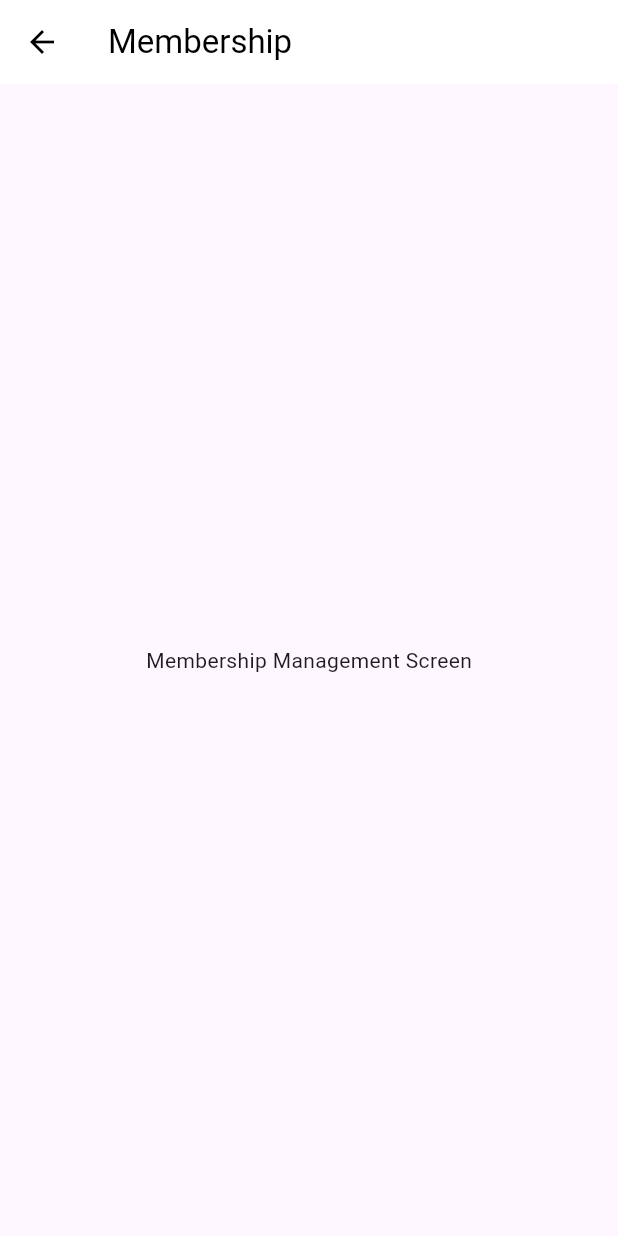
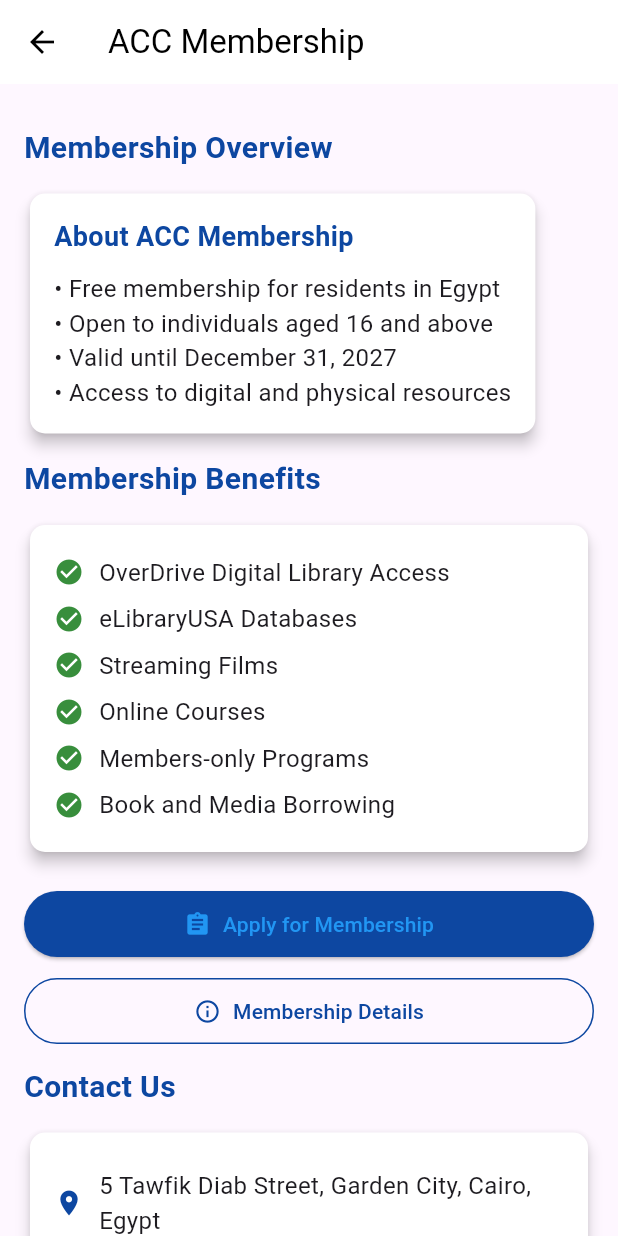
Before and after one commit to M0hamed-Eid/eventify, a Flutter app: the MembershipScreen screen opened directly, on a phone screen of 412 x 824 dp. Run offline on Flutter 3.47's test engine with Material 3 defaults, Android fonts, the phone set to English and light mode, and no system bars; our stand-ins replace cached_network_image, cloud_firestore, firebase_auth, firebase_core, firebase_messaging, firebase_storage and 15 more; accounts and stored records are empty; network calls fail.

Commit message:
feat: Implement ACC Membership screen
Adds a new screen for ACC Membership information and
application. Includes links to the membership form and
details, and displays contact information. Also adds the
webview_flutter dependency.

```diff
--- /dev/null
+++ b/lib/screens/profile/membership_screen.dart
@@ -0,0 +1,377 @@
+import 'package:flutter/material.dart';
+import 'package:url_launcher/url_launcher.dart';
+import 'package:webview_flutter/webview_flutter.dart';
+
+class MembershipScreen extends StatefulWidget {
+  const MembershipScreen({super.key});
+
+  @override
+  _MembershipScreenState createState() => _MembershipScreenState();
+}
+
+class _MembershipScreenState extends State<MembershipScreen> {
+  // Membership URLs
+  final String membershipInfoUrl = 'https://eg.usembassy.gov/education/american-spaces/';
+  final String membershipFormUrl = 'https://docs.google.com/forms/d/e/1FAIpQLSeoSXplrCmySpzAKyJHDAasyPUsr_l1Q6G0BqxzCgITKPTegw/viewform';
+
+  @override
+  Widget build(BuildContext context) {
+    return Scaffold(
+      appBar: AppBar(
+        title: const Text('ACC Membership'),
+      ),
+      body: SingleChildScrollView(
+        padding: const EdgeInsets.all(16.0),
+        child: Column(
+          crossAxisAlignment: CrossAxisAlignment.start,
+          children: [
+            // Membership Overview
+            _buildSectionTitle('Membership Overview'),
+            _buildInfoCard(),
+
+            // Membership Benefits
+            _buildSectionTitle('Membership Benefits'),
+            _buildBenefitsList(),
+
+            // Action Buttons
+            const SizedBox(height: 20),
+            _buildActionButtons(),
+
+            // Contact Information
+            _buildSectionTitle('Contact Us'),
+            _buildContactInfo(),
+          ],
+        ),
+      ),
+    );
+  }
+
+  Widget _buildSectionTitle(String title) {
+    return Padding(
+      padding: const EdgeInsets.symmetric(vertical: 12.0),
+      child: Text(
+        title,
+        style: TextStyle(
+          fontSize: 20,
+          fontWeight: FontWeight.bold,
+          color: Colors.blue[900],
+        ),
+      ),
+    );
+  }
+
+  Widget _buildInfoCard() {
+    return Card(
+      elevation: 4,
+      shape: RoundedRectangleBorder(
+        borderRadius: BorderRadius.circular(10),
+      ),
+      child: Padding(
+        padding: const EdgeInsets.all(16.0),
+        child: Column(
+          crossAxisAlignment: CrossAxisAlignment.start,
+          children: [
+            Text(
+              'About ACC Membership',
+              style: TextStyle(
+                fontSize: 18,
+                fontWeight: FontWeight.bold,
+                color: Colors.blue[900],
+              ),
+            ),
+            const SizedBox(height: 10),
+            const Text(
+              '• Free membership for residents in Egypt\n'
+                  '• Open to individuals aged 16 and above\n'
+                  '• Valid until December 31, 2027\n'
+                  '• Access to digital and physical resources',
+              style: TextStyle(fontSize: 16),
+            ),
+          ],
+        ),
+      ),
+    );
+  }
+
+  Widget _buildBenefitsList() {
+    return Card(
+      elevation: 4,
+      shape: RoundedRectangleBorder(
+        borderRadius: BorderRadius.circular(10),
+      ),
+      child: Padding(
+        padding: const EdgeInsets.all(16.0),
+        child: Column(
+          crossAxisAlignment: CrossAxisAlignment.start,
+          children: [
+            _buildBenefitItem('OverDrive Digital Library Access'),
+            _buildBenefitItem('eLibraryUSA Databases'),
+            _buildBenefitItem('Streaming Films'),
+            _buildBenefitItem('Online Courses'),
+            _buildBenefitItem('Members-only Programs'),
+            _buildBenefitItem('Book and Media Borrowing'),
+          ],
+        ),
+      ),
+    );
+  }
+
+  Widget _buildBenefitItem(String benefit) {
+    return Padding(
+      padding: const EdgeInsets.symmetric(vertical: 4.0),
+      child: Row(
+        children: [
+          Icon(Icons.check_circle, color: Colors.green[700], size: 20),
+          const SizedBox(width: 10),
+          Expanded(
+            child: Text(
+              benefit,
+              style: const TextStyle(fontSize: 16),
+            ),
+          ),
+        ],
+      ),
+    );
+  }
+
+  Widget _buildActionButtons() {
+    return Column(
+      crossAxisAlignment: CrossAxisAlignment.stretch,
+      children: [
+        ElevatedButton.icon(
+          icon: const Icon(Icons.assignment),
+          label: const Text('Apply for Membership'),
+          style: ElevatedButton.styleFrom(
+            backgroundColor: Colors.blue[900],
+            padding: const EdgeInsets.symmetric(vertical: 12),
+          ),
+          onPressed: () => _launchMembershipForm(),
+        ),
+        const SizedBox(height: 10),
+        OutlinedButton.icon(
+          icon: const Icon(Icons.info_outline),
+          label: const Text('Membership Details'),
+          style: OutlinedButton.styleFrom(
+            foregroundColor: Colors.blue[900],
+            side: BorderSide(color: Colors.blue[900]!),
+            padding: const EdgeInsets.symmetric(vertical: 12),
+          ),
+          onPressed: () => _launchMembershipInfo(),
+        ),
+      ],
+    );
+  }
+
+  Widget _buildContactInfo() {
+    return Card(
+      elevation: 4,
+      shape: RoundedRectangleBorder(
+        borderRadius: BorderRadius.circular(10),
+      ),
+      child: Padding(
+        padding: const EdgeInsets.all(16.0),
+        child: Column(
+          crossAxisAlignment: CrossAxisAlignment.start,
+          children: [
+            _buildContactRow(
+              Icons.location_on,
+              '5 Tawfik Diab Street, Garden City, Cairo, Egypt',
+            ),
+            _buildContactRow(
+              Icons.phone,
+              '(20-2) 2797-3133',
+            ),
+            _buildContactRow(
+              Icons.email,
+              'ACCairo@state.gov',
+            ),
+            _buildContactRow(
+              Icons.access_time,
+              'Monday-Thursday, 10:00 AM - 4:00 PM',
+            ),
+          ],
+        ),
+      ),
+    );
+  }
+
+  Widget _buildContactRow(IconData icon, String text) {
+    return Padding(
+      padding: const EdgeInsets.symmetric(vertical: 8.0),
+      child: Row(
+        children: [
+          Icon(icon, color: Colors.blue[900], size: 20),
+          const SizedBox(width: 10),
+          Expanded(
+            child: Text(
+              text,
+              style: const TextStyle(fontSize: 16),
+            ),
+          ),
+        ],
+      ),
+    );
+  }
+
+  Future<void> _launchMembershipForm() async {
+    try {
+      final Uri url = Uri.parse(membershipFormUrl);
+
+      // Check if the URL can be launched
+      if (await canLaunchUrl(url)) {
+        // Attempt to launch the URL
+        await launchUrl(
+          url,
+          mode: LaunchMode.externalApplication,
+        );
+      } else {
+        // If URL cannot be launched, show a detailed error
+        _showLaunchErrorDialog(
+          'Unable to open the membership form. The link may be invalid or your device cannot handle this type of URL.',
+        );
+      }
+    } catch (e) {
+      // Catch any unexpected errors during URL launching
+      _showLaunchErrorDialog(
+        'An unexpected error occurred: ${e.toString()}',
+      );
+    }
+  }
+
+  void _showLaunchErrorDialog(String message) {
+    showDialog(
+      context: context,
+      builder: (context) => AlertDialog(
+        title: const Text('Unable to Open Link'),
+        content: Text(message),
+        actions: [
+          TextButton(
+            onPressed: () => Navigator.of(context).pop(),
+            child: const Text('OK'),
+          ),
+          TextButton(
+            onPressed: () {
+              Navigator.of(context).pop();
+              _copyUrlToClipboard();
+            },
+            child: const Text('Copy Link'),
+          ),
+        ],
+      ),
+    );
+  }
+
+  void _copyUrlToClipboard() {
+    // Implement clipboard functionality
+    ScaffoldMessenger.of(context).showSnackBar(
+      SnackBar(
+        content: const Text('Membership form URL copied to clipboard'),
+        action: SnackBarAction(
+          label: 'Open',
+          onPressed: () {
+            // You can add a fallback method to open URL
+            _openUrlManually();
+          },
+        ),
+      ),
+    );
+  }
+
+  void _openUrlManually() {
+    // Fallback method to open URL manually
+    showDialog(
+      context: context,
+      builder: (context) => AlertDialog(
+        title: const Text('Open Membership Form'),
+        content: Text(membershipFormUrl),
+        actions: [
+          TextButton(
+            onPressed: () => Navigator.of(context).pop(),
+            child: const Text('Close'),
+          ),
+        ],
+      ),
+    );
+  }
+
+  void _launchMembershipInfo() async {
+    final Uri url = Uri.parse(membershipInfoUrl);
+    if (await canLaunchUrl(url)) {
+      await launchUrl(url, mode: LaunchMode.externalApplication);
+    } else {
+      _showErrorDialog('Could not launch membership information');
+    }
+  }
+
+  void _showErrorDialog(String message) {
+    showDialog(
+      context: context,
+      builder: (context) => AlertDialog(
+        title: const Text('Error'),
+        content: Text(message),
+        actions: [
+          TextButton(
+            onPressed: () => Navigator.of(context).pop(),
+            child: const Text('OK'),
+          ),
+        ],
+      ),
+    );
+  }
+}
+
+// Optional: Membership Form WebView for in-app experience
+class MembershipFormWebView extends StatefulWidget {
+  final String formUrl;
+
+  const MembershipFormWebView({
+    super.key,
+    required this.formUrl,
+  });
+
+  @override
+  _MembershipFormWebViewState createState() => _MembershipFormWebViewState();
+}
+
+class _MembershipFormWebViewState extends State<MembershipFormWebView> {
+  late WebViewController _controller;
+  bool _isLoading = true;
+
+  @override
+  void initState() {
+    super.initState();
+    _controller = WebViewController()
+      ..setJavaScriptMode(JavaScriptMode.unrestricted)
+      ..setNavigationDelegate(
+        NavigationDelegate(
+          onPageStarted: (String url) {
+            setState(() {
+              _isLoading = true;
+            });
+          },
+          onPageFinished: (String url) {
+            setState(() {
+              _isLoading = false;
+            });
+          },
+        ),
+      )
+      ..loadRequest(Uri.parse(widget.formUrl));
+  }
+
+  @override
+  Widget build(BuildContext context) {
+    return Scaffold(
+      appBar: AppBar(title: const Text('Membership Application')),
+      body: Stack(
+        children: [
+          WebViewWidget(controller: _controller),
+          if (_isLoading)
+            const Center(
+              child: CircularProgressIndicator(),
+            ),
+        ],
+      ),
+    );
+  }
+}
--- a/lib/screens/profile/profile_screen.dart
+++ b/lib/screens/profile/profile_screen.dart
@@ -14,6 +14,7 @@ import 'package:flutter/material.dart';
   import '../profile/edit_profile_screen.dart';
   import '../settings/notification_settings_screen.dart';
   import '../settings/settings_screen.dart';
+import 'membership_screen.dart';
 
   class ProfileScreen extends StatefulWidget {
     const ProfileScreen({super.key});
@@ -420,7 +421,6 @@ import 'package:flutter/material.dart';
 
     Future<void> _manageMembership() async {
       try {
-        // Navigate to membership management screen
         final result = await Navigator.push(
           context,
           MaterialPageRoute(
@@ -491,16 +491,3 @@ import 'package:flutter/material.dart';
       super.dispose();
     }
   }
-
-  // Add these screens in separate files
-  class MembershipScreen extends StatelessWidget {
-    const MembershipScreen({super.key});
-
-    @override
-    Widget build(BuildContext context) {
-      return Scaffold(
-        appBar: AppBar(title: const Text('Membership')),
-        body: const Center(child: Text('Membership Management Screen')),
-      );
-    }
-  }
--- a/pubspec.yaml
+++ b/pubspec.yaml
@@ -61,7 +61,7 @@ dependencies:
   fl_chart:
   flutter_slidable:
   animations:
-
+  webview_flutter:
 
 dev_dependencies:
   flutter_test:
```
Also changed, not shown: pubspec.lock, 1 other file.
